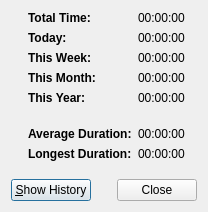
First picture: the form in TaskStatisticsDialog.ui, repository priomsrb/lighttasks, before the edit.
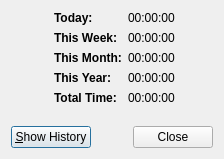
Second picture: the form after the edit. Icons and pictures are not drawn.

Commit message:
Removed average and longest duration from statistics
They are not as useful as the other statistics. I may add them back
later if people find them useful.

```diff
--- a/TaskStatisticsDialog.ui
+++ b/TaskStatisticsDialog.ui
@@ -6,8 +6,8 @@
    <rect>
     <x>0</x>
     <y>0</y>
-    <width>206</width>
-    <height>212</height>
+    <width>224</width>
+    <height>159</height>
    </rect>
   </property>
   <property name="windowTitle">
@@ -19,40 +19,14 @@
   </property>
   <layout class="QVBoxLayout" name="verticalLayout">
    <item>
-    <layout class="QFormLayout" name="formLayout_2">
+    <layout class="QFormLayout" name="formLayout">
+     <property name="fieldGrowthPolicy">
+      <enum>QFormLayout::ExpandingFieldsGrow</enum>
+     </property>
      <property name="formAlignment">
       <set>Qt::AlignHCenter|Qt::AlignTop</set>
      </property>
      <item row="0" column="0">
-      <widget class="QLabel" name="label_15">
-       <property name="font">
-        <font>
-         <weight>75</weight>
-         <bold>true</bold>
-        </font>
-       </property>
-       <property name="text">
-        <string>Total Time:</string>
-       </property>
-      </widget>
-     </item>
-     <item row="0" column="1">
-      <widget class="QLabel" name="totalTime">
-       <property name="sizePolicy">
-        <sizepolicy hsizetype="Fixed" vsizetype="Preferred">
-         <horstretch>0</horstretch>
-         <verstretch>0</verstretch>
-        </sizepolicy>
-       </property>
-       <property name="text">
-        <string>00:00:00</string>
-       </property>
-       <property name="textInteractionFlags">
-        <set>Qt::LinksAccessibleByMouse|Qt::TextSelectableByKeyboard|Qt::TextSelectableByMouse</set>
-       </property>
-      </widget>
-     </item>
-     <item row="1" column="0">
       <widget class="QLabel" name="label_17">
        <property name="font">
         <font>
@@ -65,7 +39,7 @@
        </property>
       </widget>
      </item>
-     <item row="1" column="1">
+     <item row="0" column="1">
       <widget class="QLabel" name="timeToday">
        <property name="sizePolicy">
         <sizepolicy hsizetype="Fixed" vsizetype="Preferred">
@@ -81,7 +55,7 @@
        </property>
       </widget>
      </item>
-     <item row="2" column="0">
+     <item row="1" column="0">
       <widget class="QLabel" name="label_19">
        <property name="font">
         <font>
@@ -94,7 +68,7 @@
        </property>
       </widget>
      </item>
-     <item row="2" column="1">
+     <item row="1" column="1">
       <widget class="QLabel" name="timeThisWeek">
        <property name="sizePolicy">
         <sizepolicy hsizetype="Fixed" vsizetype="Preferred">
@@ -110,7 +84,7 @@
        </property>
       </widget>
      </item>
-     <item row="3" column="0">
+     <item row="2" column="0">
       <widget class="QLabel" name="label_21">
        <property name="font">
         <font>
@@ -123,7 +97,7 @@
        </property>
       </widget>
      </item>
-     <item row="3" column="1">
+     <item row="2" column="1">
       <widget class="QLabel" name="timeThisMonth">
        <property name="sizePolicy">
         <sizepolicy hsizetype="Fixed" vsizetype="Preferred">
@@ -139,7 +113,7 @@
        </property>
       </widget>
      </item>
-     <item row="4" column="0">
+     <item row="3" column="0">
       <widget class="QLabel" name="label_23">
        <property name="font">
         <font>
@@ -152,7 +126,7 @@
        </property>
       </widget>
      </item>
-     <item row="4" column="1">
+     <item row="3" column="1">
       <widget class="QLabel" name="timeThisYear">
        <property name="sizePolicy">
         <sizepolicy hsizetype="Fixed" vsizetype="Preferred">
@@ -168,8 +142,8 @@
        </property>
       </widget>
      </item>
-     <item row="6" column="0">
-      <widget class="QLabel" name="label_25">
+     <item row="4" column="0">
+      <widget class="QLabel" name="label_15">
        <property name="font">
         <font>
          <weight>75</weight>
@@ -177,12 +151,12 @@
         </font>
        </property>
        <property name="text">
-        <string>Average Duration:</string>
+        <string>Total Time:</string>
        </property>
       </widget>
      </item>
-     <item row="6" column="1">
-      <widget class="QLabel" name="averageDuration">
+     <item row="4" column="1">
+      <widget class="QLabel" name="totalTime">
        <property name="sizePolicy">
         <sizepolicy hsizetype="Fixed" vsizetype="Preferred">
          <horstretch>0</horstretch>
@@ -197,51 +171,6 @@
        </property>
       </widget>
      </item>
-     <item row="7" column="0">
-      <widget class="QLabel" name="label_27">
-       <property name="font">
-        <font>
-         <weight>75</weight>
-         <bold>true</bold>
-        </font>
-       </property>
-       <property name="text">
-        <string>Longest Duration:</string>
-       </property>
-      </widget>
-     </item>
-     <item row="7" column="1">
-      <widget class="QLabel" name="longestDuration">
-       <property name="sizePolicy">
-        <sizepolicy hsizetype="Fixed" vsizetype="Preferred">
-         <horstretch>0</horstretch>
-         <verstretch>0</verstretch>
-        </sizepolicy>
-       </property>
-       <property name="text">
-        <string>00:00:00</string>
-       </property>
-       <property name="textInteractionFlags">
-        <set>Qt::LinksAccessibleByMouse|Qt::TextSelectableByKeyboard|Qt::TextSelectableByMouse</set>
-       </property>
-      </widget>
-     </item>
-     <item row="5" column="0" colspan="2">
-      <spacer name="verticalSpacer_2">
-       <property name="orientation">
-        <enum>Qt::Horizontal</enum>
-       </property>
-       <property name="sizeType">
-        <enum>QSizePolicy::Fixed</enum>
-       </property>
-       <property name="sizeHint" stdset="0">
-        <size>
-         <width>10</width>
-         <height>10</height>
-        </size>
-       </property>
-      </spacer>
-     </item>
     </layout>
    </item>
    <item>
```
The commit also changes 1 other file.
